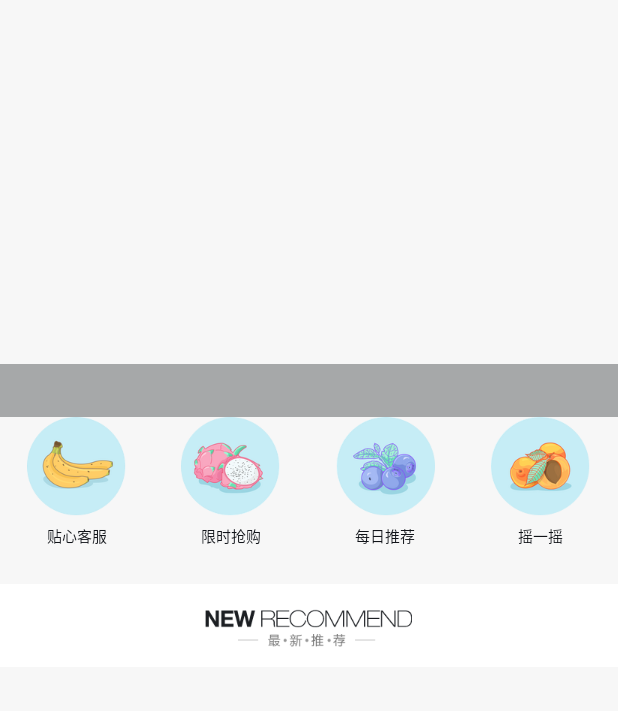
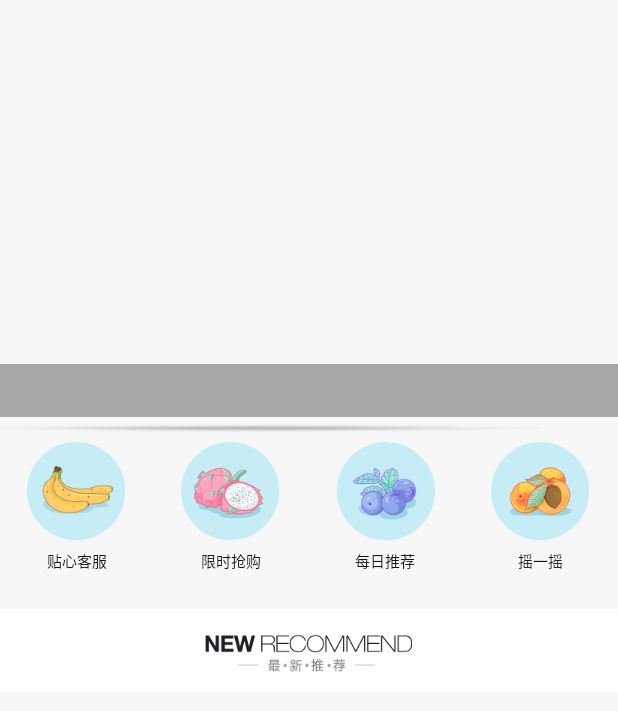
Before and after one commit to Anomymouse/ZgpApp, an Android app: the layout headview_lv_frg1.xml on its own in the app's theme, with its tools: preview values and no code run, on a phone screen of 412 x 824 dp. Shown: the top 711 px of the screen. Run offline under Robolectric (Android 15) with nearby library versions, the phone set to English and light mode, and no system bars.

Commit message:
Fragment 1 Banner列表和Goods列表

```diff
--- a/app/src/main/res/layout/headview_lv_frg1.xml
+++ b/app/src/main/res/layout/headview_lv_frg1.xml
@@ -11,6 +11,16 @@
         layout="@layout/banner_wrapper"
         android:layout_width="match_parent"
         android:layout_height="@dimen/dimen_500_dip" />
+
+    <LinearLayout
+        android:layout_width="match_parent"
+        android:layout_height="@dimen/dimen_30_dip"
+        android:orientation="vertical">
+        <ImageView
+            android:layout_width="wrap_content"
+            android:layout_height="wrap_content"
+            android:src="@drawable/split_line"/>
+    </LinearLayout>
 
     <LinearLayout
         android:layout_width="match_parent"
```
Also changed, not shown: app/src/main/res/drawable-xhdpi/split_line.png (added).
